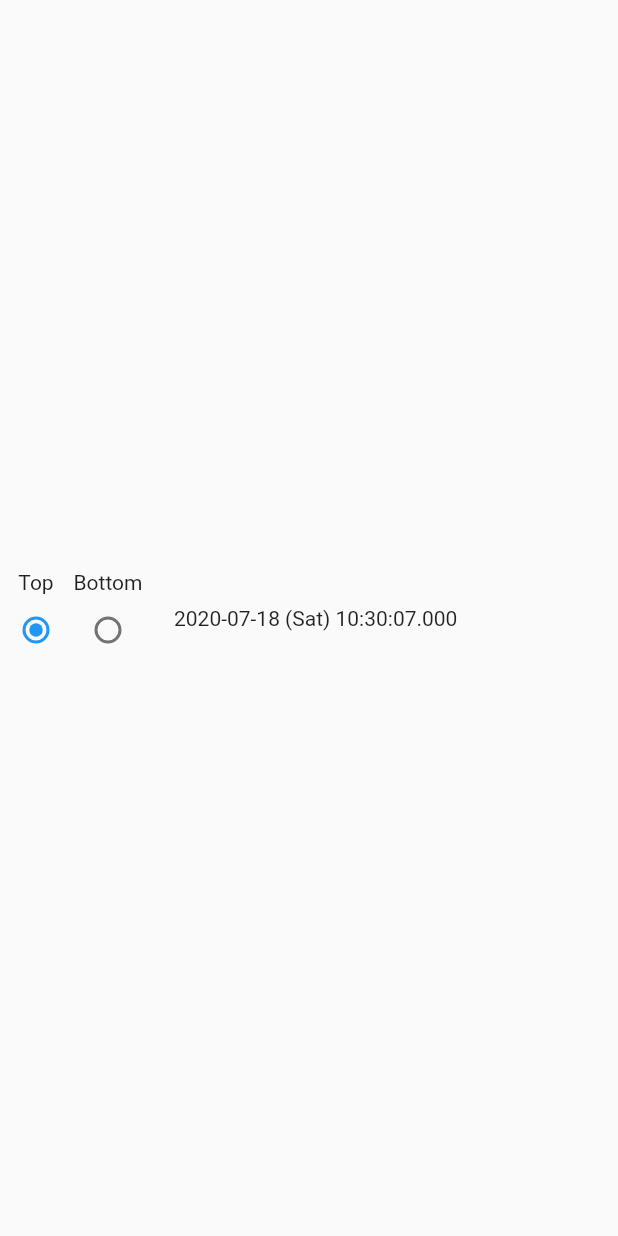
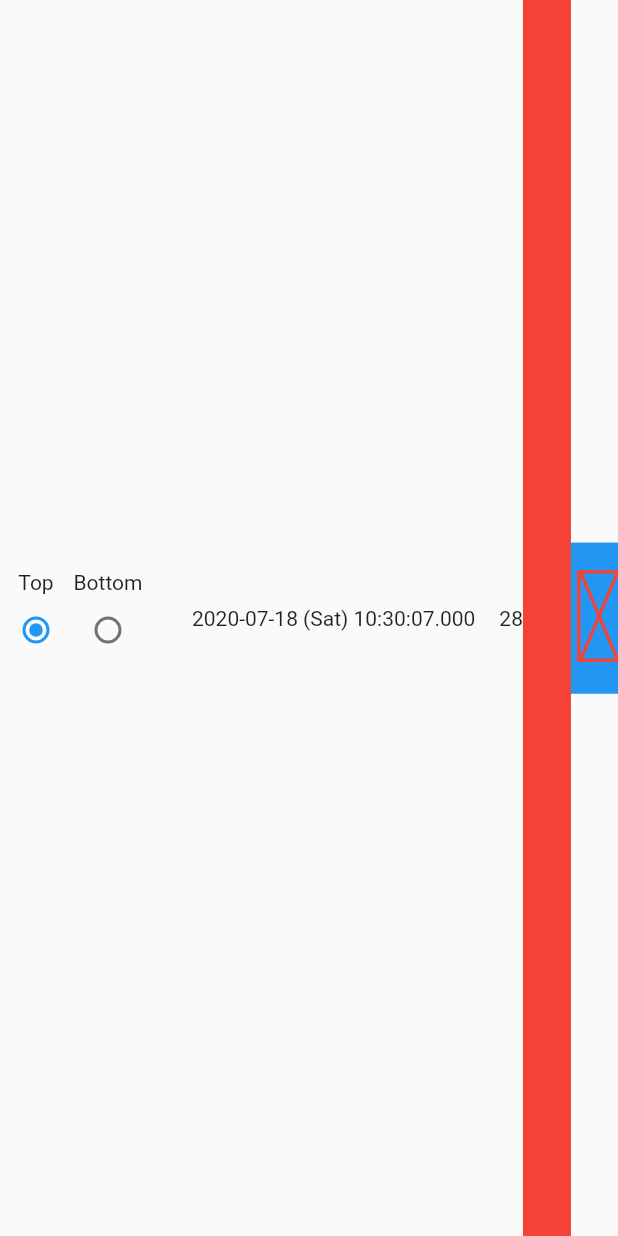
Before and after one commit to jereksel/flutter_bar, a Flutter app: the screen it shows after launch, on a phone screen of 412 x 824 dp. Run offline on Flutter 3.47's test engine with Material 2 defaults, Android fonts, the phone set to English and light mode, and no system bars; our stand-ins replace get_it; missing offline and left inert: dart:ffi; statements that could not run were skipped.

Commit message:
Add API for getting RAM data

```diff
--- a/example/lib/main.dart
+++ b/example/lib/main.dart
@@ -1,24 +1,38 @@
+import 'dart:io';
+
 import 'package:flutter/material.dart';
+import 'package:flutter/services.dart';
 
 import 'package:flutter_bar_plugin/bar_settings.dart';
 import 'package:flutter_bar_plugin/flutter_bar_plugin.dart';
 import 'package:get_it/get_it.dart';
 
-import 'date.dart';
-import 'monitor_list.dart';
-import 'position_list.dart';
+import 'widgets/date.dart';
+import 'widgets/mem_info.dart';
+import 'widgets/monitor_list.dart';
+import 'widgets/position_list.dart';
 
 final getIt = GetIt.instance;
 
 void main() {
-  main0();
+  main0(monitorName: "DP-1");
 }
 
-void main0() async {
+void main0({@required String monitorName}) async {
   WidgetsFlutterBinding.ensureInitialized();
   await FlutterBarPlugin.disableTopBar();
   await BarSettings().init();
-  BarSettings().monitorName.value = BarSettings().monitors[0].name;
+  BarSettings().monitorName.value = monitorName;
+
+  final fontLocation =
+      "/home/andrzej/.local/share/fonts/Hack Nerd Font Regular Mono.ttf";
+  final f = new File(fontLocation)
+      .readAsBytes()
+      .then((value) => ByteData.view(value.buffer));
+  final fl = FontLoader("abc");
+  fl.addFont(f);
+  await fl.load();
+
   runApp(MyApp());
 }
 
@@ -33,10 +47,19 @@ class MyApp extends StatelessWidget {
             mainAxisSize: MainAxisSize.min,
             children: [
               PositionListWidget(),
-              Padding(padding: EdgeInsets.only(left: 10.0)),
+              Padding(padding: EdgeInsets.only(left: 16.0)),
               MonitorListWidget(),
-              Padding(padding: EdgeInsets.only(left: 10.0)),
+              Padding(padding: EdgeInsets.only(left: 16.0)),
               DateWidget(),
+              Padding(padding: EdgeInsets.only(left: 16.0)),
+              MemInfoWidget(),
+              Container(width: 32, color: Colors.red),
+              Text('\uE0B0',
+                  style: TextStyle(
+                      backgroundColor: Colors.blue,
+                      fontSize: 86.0,
+                      color: Colors.red,
+                      fontFamily: "abc")),
             ],
           ),
         ),
--- a/example/lib/date.dart
+++ b/example/lib/widgets/date.dart
@@ -2,20 +2,20 @@ import 'package:flutter/widgets.dart';
 import 'package:intl/intl.dart';
 import 'package:flutter_bar_plugin/streams.dart';
 
+import 'simple_stream_builder.dart';
+
 class DateWidget extends StatelessWidget {
   @override
   Widget build(BuildContext context) {
+
     final format = DateFormat("yyyy-MM-dd (EEE) HH:mm:ss.SSS");
     final dateStream =
         oneSecondTicker().map((event) => format.format(DateTime.now()));
 
-    return StreamBuilder(
+    return SimpleStreamBuilder(
       stream: dateStream,
-      builder: (BuildContext context, AsyncSnapshot<String> snapshot) {
-        if (!snapshot.hasData) {
-          return const Text("");
-        }
-        return Text(snapshot.data);
+      builder: (String data) {
+        return Text(data);
       },
     );
   }
--- /dev/null
+++ b/example/lib/widgets/mem_info.dart
@@ -0,0 +1,26 @@
+import 'package:flutter/widgets.dart';
+import 'package:flutter_bar_plugin/streams.dart';
+import 'package:flutter_bar_plugin_example/widgets/simple_stream_builder.dart';
+import 'package:flutter_bar_plugin/system_info.dart' as SystemInfo;
+import 'package:flutter_bar_plugin/CAPI.dart';
+
+class MemInfoWidget extends StatelessWidget {
+  @override
+  Widget build(BuildContext context) {
+    final stream = oneSecondTicker()
+        .map((event) => SystemInfo.getMemoryInfo())
+        .map(_ramUsagePercent);
+
+    return SimpleStreamBuilder(
+      stream: stream,
+      builder: (data) {
+        return Text(data.toString());
+      },
+    );
+  }
+
+  int _ramUsagePercent(MemInfo memInfo) {
+    final usedRam = (memInfo.totalRam - memInfo.availableRam);
+    return ((usedRam / memInfo.totalRam) * 100).round();
+  }
+}
--- a/example/lib/monitor_list.dart
+++ b/example/lib/widgets/monitor_list.dart
@@ -4,7 +4,7 @@ import 'package:flutter_bar_plugin/bar_settings.dart';
 import 'package:flutter_bar_plugin/monitor.dart';
 
 class MonitorListWidget extends StatelessWidget {
-  final List<Monitor> monitors = BarSettings().monitors;
+  final List<Monitor> _monitors = BarSettings().monitors;
 
   @override
   Widget build(BuildContext context) {
@@ -13,8 +13,8 @@ class MonitorListWidget extends StatelessWidget {
       builder: (BuildContext context, String monitorName, Widget child) {
         return Row(
           mainAxisSize: MainAxisSize.min,
-          children: <Widget>[
-            for (var monitor in monitors)
+          children: [
+            for (var monitor in _monitors)
               Column(
                 mainAxisSize: MainAxisSize.min,
                 children: [
--- a/example/lib/position_list.dart
+++ b/example/lib/widgets/position_list.dart
@@ -16,8 +16,8 @@ class PositionListWidget extends StatelessWidget {
       builder: (BuildContext context, Position currentPosition, Widget child) {
         return Row(
           mainAxisSize: MainAxisSize.min,
-          children: <Widget>[
-            for (var item in _positionNames.entries)
+          children: [
+            for (final item in _positionNames.entries)
               Column(
                 mainAxisSize: MainAxisSize.min,
                 children: [
--- /dev/null
+++ b/example/lib/widgets/simple_stream_builder.dart
@@ -0,0 +1,32 @@
+import 'package:flutter/widgets.dart';
+
+typedef SimpleAsyncWidgetBuilder<T> = Widget Function(T data);
+
+class SimpleStreamBuilder<T> extends StatelessWidget {
+  final Stream<T> stream;
+  final SimpleAsyncWidgetBuilder<T> builder;
+
+  const SimpleStreamBuilder({
+    Key key,
+    @required this.stream,
+    @required this.builder,
+  })  : assert(builder != null),
+        assert(stream != null),
+        super(key: key);
+
+  @override
+  Widget build(BuildContext context) {
+    return StreamBuilder(
+      stream: stream,
+      builder: (BuildContext context, AsyncSnapshot<T> snapshot) {
+        if (snapshot.hasError) {
+          return Text("ERROR: ${snapshot.error}");
+        }
+        if (!snapshot.hasData) {
+          return SizedBox.shrink();
+        }
+        return builder(snapshot.data);
+      },
+    );
+  }
+}
--- /dev/null
+++ b/lib/CAPI.dart
@@ -0,0 +1,48 @@
+import 'dart:ffi' as ffi;
+
+import 'dart:ffi';
+
+import 'package:flutter/cupertino.dart';
+
+// FFI signature of the hello_world C function
+typedef hello_world_func = Pointer<MemInfoStruct> Function();
+// Dart type definition for calling the C foreign function
+typedef HelloWorld = Pointer<MemInfoStruct> Function();
+
+// Example of handling a simple C struct
+class MemInfoStruct extends Struct {
+  @Uint64()
+  int totalRam;
+
+  @Uint64()
+  int freeRam;
+}
+
+@immutable
+class MemInfo {
+  final int totalRam;
+  final int freeRam;
+  final int availableRam;
+
+  MemInfo(
+      {@required this.totalRam,
+      @required this.freeRam,
+      @required this.availableRam});
+}
+
+class CAPI {
+  final dylib = ffi.DynamicLibrary.open('libflutter_bar_plugin_plugin.so');
+
+//  MemInfo getMemoryInfo() {
+//
+//    final HelloWorld hello = dylib
+//        .lookup<ffi.NativeFunction<hello_world_func>>('hello_world')
+//        .asFunction();
+//
+//    final cMemInfo = hello();
+//
+//    return MemInfo(totalRam: cMemInfo.ref.totalRam, freeRam: cMemInfo.ref.freeRam);
+//
+//  }
+
+}
--- a/lib/bar_settings.dart
+++ b/lib/bar_settings.dart
@@ -38,7 +38,7 @@ class BarSettings {
     final monitor =
         monitors.where((element) => element.name == monitorN).toList();
     if (monitor.isEmpty) {
-      print("Cannot find monitor with name $monitorN");
+      print("Cannot find monitor with name '$monitorN'");
       return;
     }
 
--- /dev/null
+++ b/lib/system_info.dart
@@ -0,0 +1,33 @@
+import 'dart:io';
+
+import 'CAPI.dart';
+
+MemInfo getMemoryInfo() {
+  final memInfo = File("/proc/meminfo");
+
+  int memTotal = -1;
+  int memFree = -1;
+  int memAvailable = -1;
+
+  memInfo.readAsLinesSync().forEach((line) {
+    final data =
+        line.split(" ").where((element) => element.isNotEmpty).toList();
+
+    final name = data[0];
+
+    if (name == "MemTotal:") {
+      memTotal = int.parse(data[1]);
+    } else if (name == "MemFree:") {
+      memFree = int.parse(data[1]);
+    } else if (name == "MemAvailable:") {
+      memAvailable = int.parse(data[1]);
+    }
+  });
+
+  assert(memTotal != -1);
+  assert(memFree != -1);
+  assert(memAvailable != -1);
+
+  return MemInfo(totalRam: memTotal, freeRam: memFree, availableRam: memAvailable);
+
+}
```
Also changed, not shown: 5 other files.
